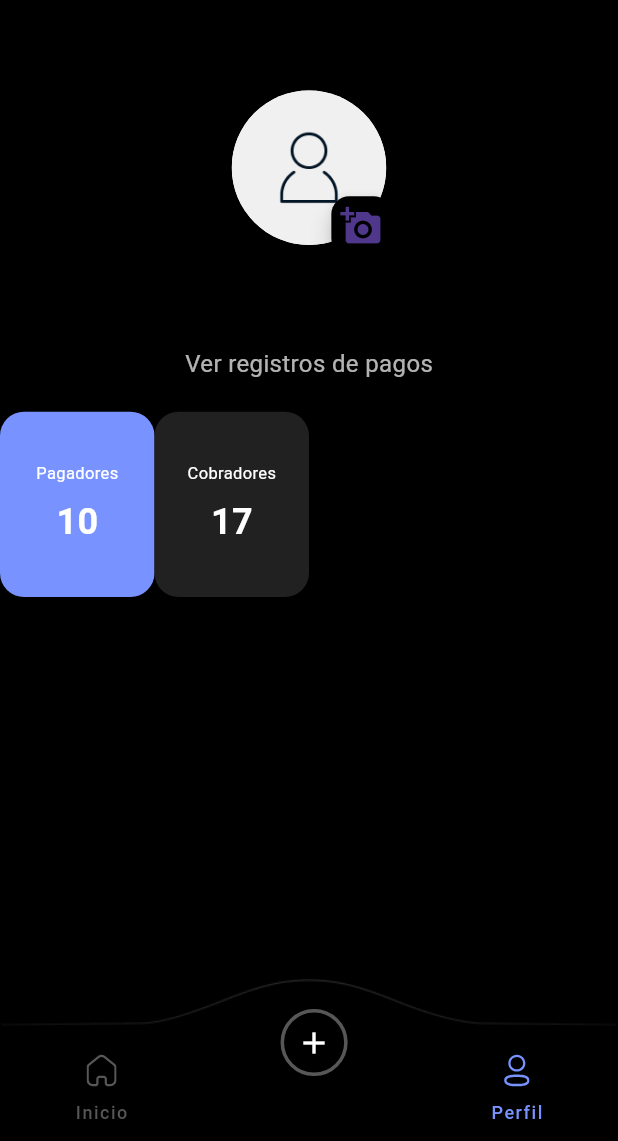
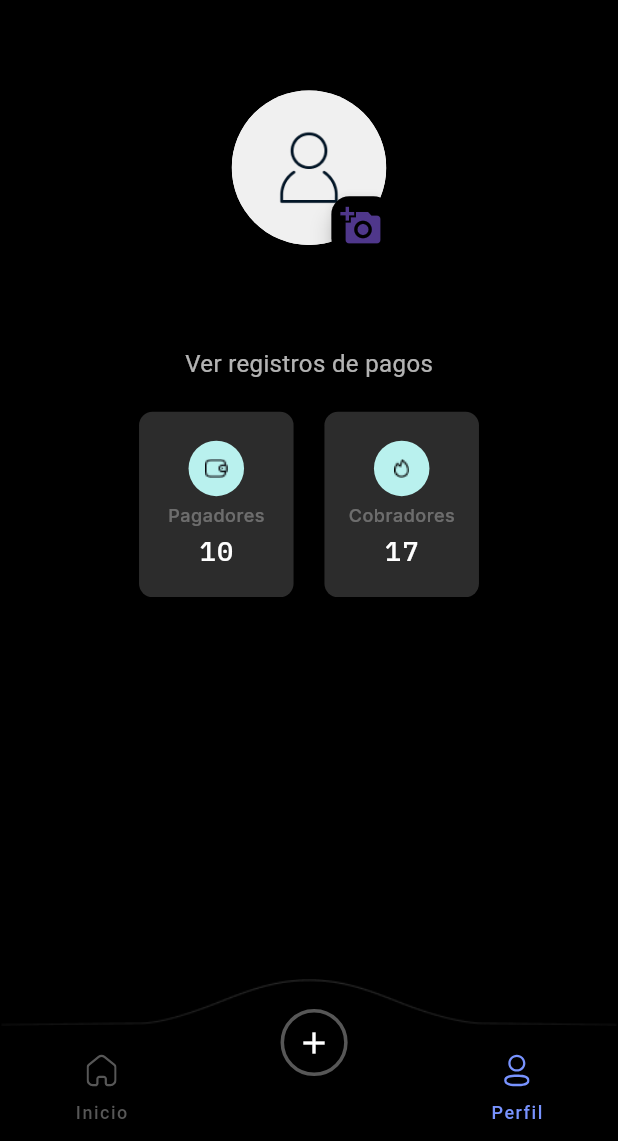
Before and after one commit to carlosguealv/confio, a Flutter app: the ProfileScreen screen opened by its route, on a phone screen of 412 x 824 dp, the part 95-1236 px from its top. Run offline on Flutter 3.47's test engine with Material 3 defaults, Android fonts, the phone set to English and light mode, and no system bars; our stand-ins replace bloc, cloud_firestore, file_picker, firebase_auth, firebase_core, firebase_messaging and 9 more; missing offline and left inert: dart:ffi; accounts and stored records are empty; network calls fail; Roboto replaces fonts that are missing (InterMedium).

Commit message:
Quick Update: made some progress on profile screen

```diff
--- a/app/confio/lib/main.dart
+++ b/app/confio/lib/main.dart
@@ -33,6 +33,11 @@ class ConfioApp extends StatelessWidget {
             return FutureBuilder<String>(
                 future: Routes.getInitialRoute(),
                 builder: (context, initRouteSnapshot) {
+                  if (!initRouteSnapshot.hasData) {
+                    return const Center(
+                      child: CircularProgressIndicator(),
+                    );
+                  }
                   return GetMaterialApp(
                     debugShowCheckedModeBanner: false,
                     title: 'Confio',
--- a/app/confio/lib/screens/home_screen/home_screen.dart
+++ b/app/confio/lib/screens/home_screen/home_screen.dart
@@ -74,10 +74,8 @@ class _HomeLayoutState extends State<HomeLayout> {
                           ),
                           Row(
                             children: [
-                              Text(
-                                "Confio",
-                                style: GoogleFonts.delaGothicOne(
-                                    fontSize: 36, color: themeColor),
+                              Image.asset(
+                                "lib/assets/images/logo.png",
                               ),
                               const Spacer(),
                               InkWell(
--- a/app/confio/lib/screens/profile_screen/profile_screen.dart
+++ b/app/confio/lib/screens/profile_screen/profile_screen.dart
@@ -1,14 +1,14 @@
 import 'package:confio/models/confio_user.dart';
-import 'package:confio/services/firebase_service.dart';
+import 'package:confio/screens/components/gap.dart';
 import 'package:confio/services/storage_service.dart';
 import 'package:confio/utils/size_config.dart';
 import 'package:flutter/material.dart';
+import 'package:get/get.dart';
 import 'package:image_picker/image_picker.dart';
 import 'package:http/http.dart' as http;
 import 'dart:io';
 import 'package:confio/services/authentication_service.dart';
 import 'package:confio/screens/home_screen/navbar.dart';
-import 'package:path_provider/path_provider.dart';
 
 const themeColor = Color(0xff7893FF);
 
@@ -42,25 +42,46 @@ class PaymentRecordButton extends StatelessWidget {
         padding: const EdgeInsets.all(10),
         decoration: BoxDecoration(
           color: color, // Use the passed color for the background
-          borderRadius: BorderRadius.circular(16),
+          borderRadius: BorderRadius.circular(9),
         ),
         child: Column(
           mainAxisAlignment: MainAxisAlignment.center,
           children: [
+            Container(
+              width: 37,
+              height: 37,
+              decoration: const ShapeDecoration(
+                color: Color(0xFFB9F1EE),
+                shape: OvalBorder(),
+              ),
+              child: label == "Pagadores"
+                  ? Image.asset("lib/assets/images/Group.png",
+                      width: 15, height: 15)
+                  : Image.asset("lib/assets/images/Vector.png",
+                      width: 15, height: 15),
+            ),
+            const SizedBox(height: 5),
             Text(
               label,
-              style: const TextStyle(
-                color: Colors.white,
-                fontSize: 11,
+              style: TextStyle(
+                color: Colors.white.withOpacity(0.3100000023841858),
+                fontSize: 12,
+                fontFamily: 'Inter',
+                fontWeight: FontWeight.w500,
+                height: 0,
+                letterSpacing: 0.36,
               ),
             ),
-            const SizedBox(height: 8),
+            const SizedBox(height: 5),
             Text(
               count,
               style: const TextStyle(
                 color: Colors.white,
-                fontSize: 24,
-                fontWeight: FontWeight.bold,
+                fontSize: 18,
+                fontFamily: 'IBM Plex Mono',
+                fontWeight: FontWeight.w500,
+                height: 0,
+                letterSpacing: 0.90,
               ),
             ),
           ],
@@ -141,7 +162,7 @@ class _ProfileScreenState extends State<ProfileScreen> {
                   const SizedBox(width: 12),
                   GestureDetector(
                     onTap: () {
-                      print('Settings icon tapped!');
+                      Get.toNamed('/settings');
                     },
                     child: Image.asset(
                       "lib/assets/images/Setting.png",
@@ -218,24 +239,26 @@ class _ProfileScreenState extends State<ProfileScreen> {
                     // Inside the ProfileScreen's build method, after "Ver registros de pagos"
                     Row(
                       children: [
+                        const Gap(
+                          width: 0.225,
+                        ),
                         PaymentRecordButton(
                           label: 'Pagadores',
                           count: '10',
-                          color: mode == RecordMode.payer
-                              ? themeColor
-                              : Colors.grey[900]!,
+                          color: const Color.fromARGB(170, 66, 66, 66),
                           onTap: () {
                             setState(() {
                               mode = RecordMode.payer;
                             });
                           },
                         ),
+                        const Gap(
+                          width: 0.05,
+                        ),
                         PaymentRecordButton(
                           label: 'Cobradores',
                           count: '17',
-                          color: mode == RecordMode.payee
-                              ? themeColor
-                              : Colors.grey[900]!,
+                          color: const Color.fromARGB(170, 66, 66, 66),
                           onTap: () {
                             setState(() {
                               mode = RecordMode.payee;
```
Also changed, not shown: app/confio/lib/screens/settings_screen/settings_screen.dart (added, +114 -0 lines), app/confio/lib/utils/routes.dart (+13 -3 lines), app/confio/lib/assets/images/2-User.png (added), app/confio/lib/assets/images/Vector.png (added), app/confio/lib/assets/images/arrow_button.png (added).
